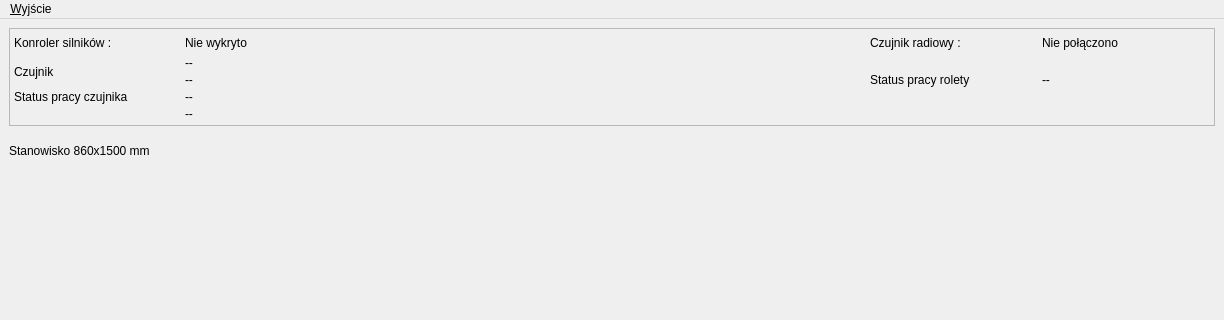
This is PrzeplywomierzGUI/Aplikacja/miernikprzeplywu.ui in wiacekmarcin/StanowiskoOtwock as Qt 5 draws it before an edit; both pictures show x 0 to 1224 and y 0 to 320 of the 1224 by 869 pixel window. The edited form follows.
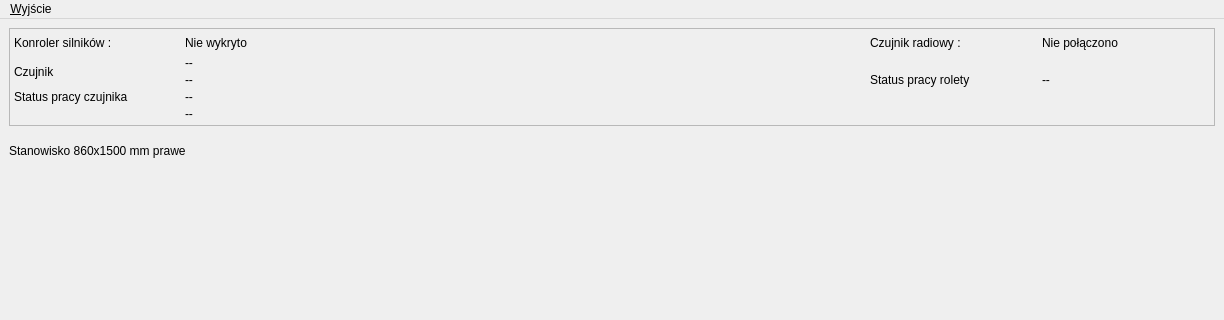
This is the edited form. The open tabs and pages were chosen to show the change. Icons and pictures are not drawn. Custom widgets are drawn as their Qt base class.

Commit message: Kandydato do wersji Release

Patch:
```diff
--- a/PrzeplywomierzGUI/Aplikacja/miernikprzeplywu.ui
+++ b/PrzeplywomierzGUI/Aplikacja/miernikprzeplywu.ui
@@ -357,7 +357,7 @@
            </size>
           </property>
           <property name="text">
-           <string>Stanowisko 860x1500 mm</string>
+           <string>Stanowisko 860x1500 mm prawe</string>
           </property>
          </widget>
         </item>
```
Left out of the diff: 8 changed lines with no effect on the pictures. The commit also changes 2 other files.
